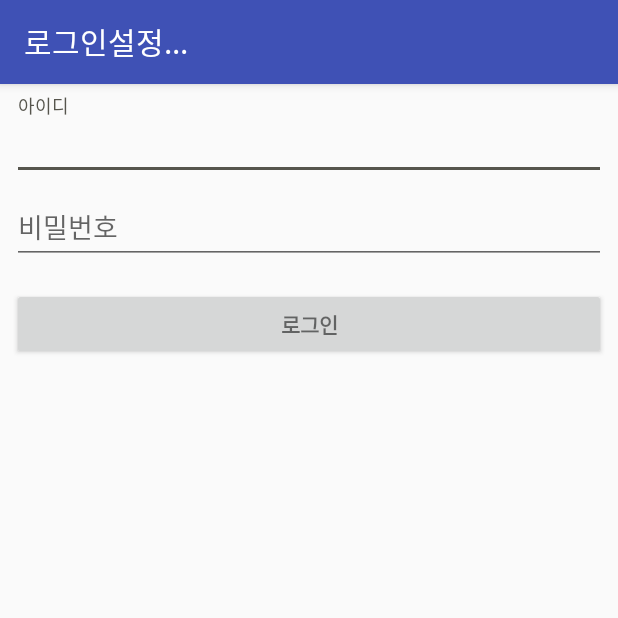
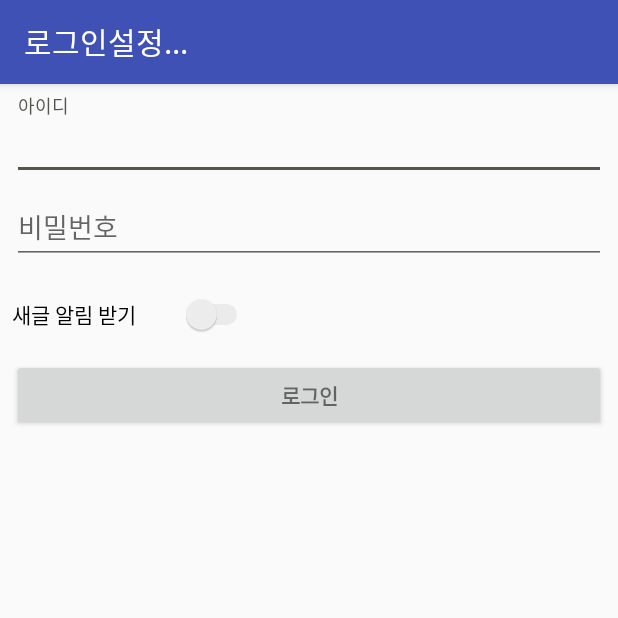
Before and after one commit to panicstyle/aMoojigae, an Android app: the screen it shows after launch (LoginActivity), after a tap on "로그인설정", on a phone screen of 412 x 824 dp, the top half of it. Run offline under Robolectric (Android 15) with nearby library versions, the phone set to English and light mode, and no system bars; our stand-ins replace AdMob; 1 statement that could not run was skipped; 1 other tap on this screen came first.

Commit message:
add push noti

```diff
--- a/app/build.gradle
+++ b/app/build.gradle
@@ -9,8 +9,8 @@ android {
         applicationId "com.panicstyle.Moojigae"
         minSdkVersion 15
         targetSdkVersion 23
-        versionCode 34
-        versionName "3.2.0"
+        versionCode 35
+        versionName "3.3.0"
     }
     buildTypes {
         release {
--- a/app/src/main/java/com/panicstyle/Moojigae/ArticleViewActivity.java
+++ b/app/src/main/java/com/panicstyle/Moojigae/ArticleViewActivity.java
@@ -123,9 +123,13 @@ public class ArticleViewActivity extends AppCompatActivity implements Runnable {
         if (m_nThreadMode == 1) {         // LoadData
             if (!getData()) {
                 // Login
+
+                MoojigaeApplication m_app = (MoojigaeApplication)getApplication();
+                m_strEncodingOption = m_app.m_strEncodingOption;
+
                 Login login = new Login();
 
-                m_nLoginStatus = login.LoginTo(ArticleViewActivity.this, m_httpRequest, m_strEncodingOption);
+                m_nLoginStatus = login.LoginTo(ArticleViewActivity.this, m_httpRequest, m_strEncodingOption, m_app.m_strUserID, m_app.m_strUserPW);
 
                 if (m_nLoginStatus > 0) {
                     if (getData()) {
--- a/app/src/main/java/com/panicstyle/Moojigae/ItemsActivity.java
+++ b/app/src/main/java/com/panicstyle/Moojigae/ItemsActivity.java
@@ -214,8 +214,11 @@ public class ItemsActivity extends AppCompatActivity implements Runnable {
     public void run() {
     	if (!getData()) {
             // Login
+			MoojigaeApplication m_app = (MoojigaeApplication)getApplication();
+			m_strEncodingOption = m_app.m_strEncodingOption;
+
 			Login login = new Login();
-			m_LoginStatus = login.LoginTo(ItemsActivity.this, m_httpRequest, m_strEncodingOption);
+			m_LoginStatus = login.LoginTo(ItemsActivity.this, m_httpRequest, m_strEncodingOption, m_app.m_strUserID, m_app.m_strUserPW);
 			m_strErrorMsg = login.m_strErrorMsg;
 
     		if (m_LoginStatus > 0) {
--- a/app/src/main/java/com/panicstyle/Moojigae/Login.java
+++ b/app/src/main/java/com/panicstyle/Moojigae/Login.java
@@ -5,6 +5,7 @@ import android.content.Context;
 
 import org.apache.http.NameValuePair;
 import org.apache.http.message.BasicNameValuePair;
+import org.json.JSONObject;
 import org.xmlpull.v1.XmlPullParser;
 import org.xmlpull.v1.XmlPullParserFactory;
 
@@ -21,31 +22,20 @@ import java.util.regex.Pattern;
 public class Login {
 	protected String m_userID;
 	protected String m_userPW;
+	protected String m_regId;
+	protected boolean m_pushYN;
 
 	public String m_strErrorMsg = "";
 
-	public int LoginTo(Context context, HttpRequest httpRequest, String encodingOption) {
+	public int LoginTo(Context context, HttpRequest httpRequest, String encodingOption, String userID, String userPW) {
 
 		String url = GlobalConst.m_strServer + "/login-process.do";
 		String referer = GlobalConst.m_strServer + "/MLogin.do";
 		String logoutURL = GlobalConst.m_strServer + "/logout.do";
 
-		SetInfo setInfo = new SetInfo();
-
-		if (!setInfo.GetUserInfo(context)) {
-			if (!setInfo.GetUserInfoXML(context)) {
-				return -1;
-			}
-		}
-
-		m_userID = setInfo.m_userID;
-		m_userPW = setInfo.m_userPW;
-        System.out.println("UserID = " + m_userID);
-        System.out.println("UserPW = " + m_userPW);
-
 		ArrayList<NameValuePair> nameValuePairs = new ArrayList<NameValuePair>();
-		nameValuePairs.add(new BasicNameValuePair("userId", m_userID));
-		nameValuePairs.add(new BasicNameValuePair("userPw", m_userPW));
+		nameValuePairs.add(new BasicNameValuePair("userId", userID));
+		nameValuePairs.add(new BasicNameValuePair("userPw", userPW));
 		nameValuePairs.add(new BasicNameValuePair("boardId", ""));
 		nameValuePairs.add(new BasicNameValuePair("boardNo", ""));
 		nameValuePairs.add(new BasicNameValuePair("page", "1"));
@@ -66,4 +56,34 @@ public class Login {
 			return 0;
 		}
 	}
+
+	public int PushRegister(Context context, HttpRequest httpRequest, String encodingOption, String userID, String regId, boolean pushYN) {
+
+		String url = GlobalConst.m_strServer + "/push/PushRegister";
+
+		JSONObject obj = new JSONObject();
+
+		String strPushYN = "Y";
+		if (pushYN) {
+			strPushYN = "Y";
+		} else {
+			strPushYN = "N";
+		}
+
+		try {
+			obj.put("uuid", regId);
+			obj.put("type", "Android");
+			obj.put("userid", userID);
+			obj.put("push_yn", strPushYN);
+		} catch (Exception e) {
+			e.printStackTrace();
+		}
+
+		String strBody = obj.toString();
+
+		String result = httpRequest.requestPost(url, strBody, "", encodingOption);
+
+		System.out.println("PushRegister result = " + result);
+		return 1;
+	}
 }
--- a/app/src/main/java/com/panicstyle/Moojigae/MainActivity.java
+++ b/app/src/main/java/com/panicstyle/Moojigae/MainActivity.java
@@ -178,8 +178,20 @@ public class MainActivity extends AppCompatActivity implements Runnable {
 
         isStoragePermissionGranted();
 
+        if (!setInfo.GetUserInfo(MainActivity.this)) {
+            m_app.m_strUserID = "";
+            m_app.m_strUserPW = "";
+            m_app.m_nPushYN = true;
+        } else {
+            m_app.m_strUserID = setInfo.m_userID;
+            m_app.m_strUserPW = setInfo.m_userPW;
+            m_app.m_nPushYN = setInfo.m_pushYN;
+        }
+        System.out.println("UserID = " +  m_app.m_strUserID);
+
 //        FirebaseMessaging.getInstance().subscribeToTopic("news");
-        FirebaseInstanceId.getInstance().getToken();
+        m_app.m_strRegId = FirebaseInstanceId.getInstance().getToken();
+        System.out.println("RegID = " + m_app.m_strRegId);
 
         m_pd = ProgressDialog.show(this, "", "로딩중", true, false);
 
@@ -232,16 +244,15 @@ public class MainActivity extends AppCompatActivity implements Runnable {
         m_strEncodingOption = m_app.m_strEncodingOption;
 
         // Login
+
         Login login = new Login();
-        m_LoginStatus = login.LoginTo(context, m_httpRequest, m_strEncodingOption);
+        m_LoginStatus = login.LoginTo(context, m_httpRequest, m_strEncodingOption, m_app.m_strUserID, m_app.m_strUserPW);
         m_strErrorMsg = login.m_strErrorMsg;
-        MoojigaeApplication app = (MoojigaeApplication)getApplication();
-        app.m_strUserID = login.m_userID;
-
 
         if (m_LoginStatus <= 0) {
             return false;
         }
+        login.PushRegister(context, m_httpRequest, m_strEncodingOption, m_app.m_strUserID, m_app.m_strRegId, m_app.m_nPushYN);
 
         if (!getData()) {
             m_LoginStatus = 0;
--- a/app/src/main/java/com/panicstyle/Moojigae/MoojigaeApplication.java
+++ b/app/src/main/java/com/panicstyle/Moojigae/MoojigaeApplication.java
@@ -17,8 +17,9 @@ public class MoojigaeApplication extends Application {
     public static HttpRequest m_httpRequest;
     public static String m_strEncodingOption;
     public static String m_strUserID;
-    public static String m_strGcmID;
-    public static int m_appVer;
+    public static String m_strUserPW;
+    public static String m_strRegId;
+    public static boolean m_nPushYN;
 
     @Override
     public void onCreate() {
--- a/app/src/main/java/com/panicstyle/Moojigae/MyFirebaseInstanceIDService.java
+++ b/app/src/main/java/com/panicstyle/Moojigae/MyFirebaseInstanceIDService.java
@@ -28,7 +28,8 @@ public class MyFirebaseInstanceIDService extends FirebaseInstanceIdService {
         // If you want to send messages to this application instance or
         // manage this apps subscriptions on the server side, send the
         // Instance ID token to your app server.
-        sendRegistrationToServer(refreshedToken);
+        MoojigaeApplication m_app = (MoojigaeApplication)getApplication();
+        m_app.m_strRegId = refreshedToken;
     }
     // [END refresh_token]
 
--- a/app/src/main/java/com/panicstyle/Moojigae/RecentItemsActivity.java
+++ b/app/src/main/java/com/panicstyle/Moojigae/RecentItemsActivity.java
@@ -188,8 +188,11 @@ public class RecentItemsActivity extends AppCompatActivity implements Runnable {
     public void run() {
         if (!getData()) {
             // Login
+            MoojigaeApplication m_app = (MoojigaeApplication)getApplication();
+            m_strEncodingOption = m_app.m_strEncodingOption;
+
             Login login = new Login();
-            m_LoginStatus = login.LoginTo(RecentItemsActivity.this, m_httpRequest, m_strEncodingOption);
+            m_LoginStatus = login.LoginTo(RecentItemsActivity.this, m_httpRequest, m_strEncodingOption, m_app.m_strUserID, m_app.m_strUserPW);
             m_strErrorMsg = login.m_strErrorMsg;
 
             if (m_LoginStatus > 0) {
--- a/app/src/main/java/com/panicstyle/Moojigae/SetInfo.java
+++ b/app/src/main/java/com/panicstyle/Moojigae/SetInfo.java
@@ -21,6 +21,8 @@ import java.io.StringReader;
 public class SetInfo {
     public String m_userID;
     public String m_userPW;
+    public String m_regId;
+    public boolean m_pushYN;
 
     public Boolean CheckVersionInfo(Context context) {
         String fileName = "info.json";
@@ -149,11 +151,16 @@ public class SetInfo {
             fileos.close();
             String s = new String(tmp, 0, tmp.length);
             JSONObject obj = new JSONObject(s);
-            m_userID = (String)obj.get("id");
-            m_userPW = (String)obj.get("pw");
+            m_userID = obj.getString("id");
+            m_userPW = obj.getString("pw");
 
+            if (obj.has("push_yn")) {
+                m_pushYN = obj.getBoolean("push_yn");
+            } else {
+                m_pushYN = true;
+            }
         } catch(FileNotFoundException e){
-            Log.e("FileNotFoundException", "can't create FileInputStream");
+            Log.e("FileNotFoundException", "can't find FileInputStream");
             System.out.println(e.getMessage());
             return false;
         } catch (Exception e) {
@@ -172,6 +179,7 @@ public class SetInfo {
         try {
             obj.put("id", m_userID);
             obj.put("pw", m_userPW);
+            obj.put("push_yn", m_pushYN);
             fileos = context.openFileOutput(fileName, Context.MODE_PRIVATE);
             fileos.write(obj.toString().getBytes());
             fileos.flush();
--- a/app/src/main/res/layout/activity_login.xml
+++ b/app/src/main/res/layout/activity_login.xml
@@ -9,7 +9,7 @@
     android:paddingLeft="@dimen/activity_horizontal_margin"
     android:paddingRight="@dimen/activity_horizontal_margin"
     android:paddingTop="@dimen/activity_vertical_margin"
-    tools:context="com.ibexlab.myapplication2.LoginActivity">
+    tools:context="com.panicstyle.Moojigae.LoginActivity">
 
     <!-- Login progress -->
     <ProgressBar
@@ -64,6 +64,21 @@
 
             </android.support.design.widget.TextInputLayout>
 
+            <android.support.design.widget.TextInputLayout
+                android:layout_width="match_parent"
+                android:layout_height="wrap_content">
+
+                <Switch
+                    android:id="@+id/pusy_yn"
+                    android:layout_width="wrap_content"
+                    android:layout_height="wrap_content"
+                    android:layout_marginTop="20dp"
+                    android:switchPadding="30dp"
+                    android:theme="@style/SCBSwitch"
+                    android:text="@string/push_yn" />
+
+            </android.support.design.widget.TextInputLayout>
+
             <Button
                 android:id="@+id/sign_in_button"
                 style="?android:textAppearanceSmall"
--- a/app/src/main/res/values/strings.xml
+++ b/app/src/main/res/values/strings.xml
@@ -8,6 +8,7 @@
     <string name="prompt_password">비밀번호</string>
     <string name="action_sign_in">로그인</string>
     <string name="action_sign_in_short">로그인</string>
+    <string name="push_yn">새글 알림 받기</string>
 
     <string name="select_photo">어디에서 사진을 가져올까요?</string>
 
--- a/app/src/main/res/values/styles.xml
+++ b/app/src/main/res/values/styles.xml
@@ -8,4 +8,17 @@
         <item name="colorAccent">@color/colorAccent</item>
     </style>
 
+
+    <style name="SCBSwitch" parent="Theme.AppCompat.Light">
+        <!-- active thumb & track color (30% transparency) -->
+        <item name="colorControlActivated">@color/colorPrimaryDark</item>
+
+        <!-- inactive thumb color -->
+        <item name="colorSwitchThumbNormal">#f1f1f1
+        </item>
+
+        <!-- inactive track color (30% transparency) -->
+        <item name="android:colorForeground">#42221f1f
+        </item>
+    </style>
 </resources>
```
Also changed, not shown: app/src/main/java/com/panicstyle/Moojigae/LoginActivity.java (+75 -8 lines), app/src/main/res/mipmap-hdpi/ic_launcher.png, app/src/main/res/mipmap-mdpi/ic_launcher.png, app/src/main/res/mipmap-xhdpi/ic_launcher.png, app/src/main/res/mipmap-xxhdpi/ic_launcher.png, app/src/main/res/mipmap-xxxhdpi/ic_launcher.png.
